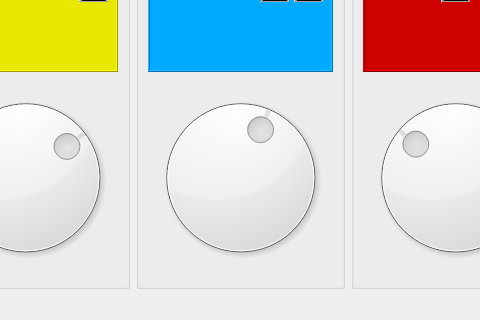
Before: the Qt Designer form principal.ui in C-A-L-E-L/Qt_Conversor_Temperatura, drawn with Qt 5; both pictures show x 88 to 568 and y 166 to 486 of the 657 by 486 pixel window.
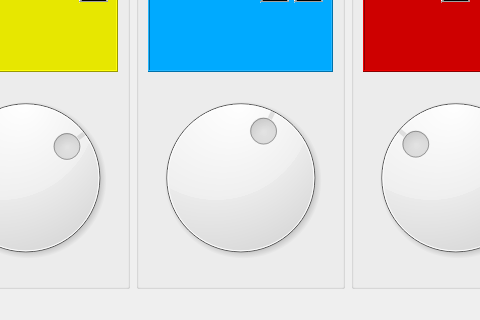
After: the same form once the commit is applied. Icons and pictures are not drawn.

Commit message: Convercion Reciproca Fharenheit

The edit to the form file:
```diff
--- a/principal.ui
+++ b/principal.ui
@@ -65,13 +65,13 @@
        <item>
         <widget class="QDial" name="inFhar">
          <property name="minimum">
-          <number>-210</number>
+          <number>-215</number>
          </property>
          <property name="maximum">
           <number>210</number>
          </property>
          <property name="value">
-          <number>32</number>
+          <number>35</number>
          </property>
         </widget>
        </item>
```
